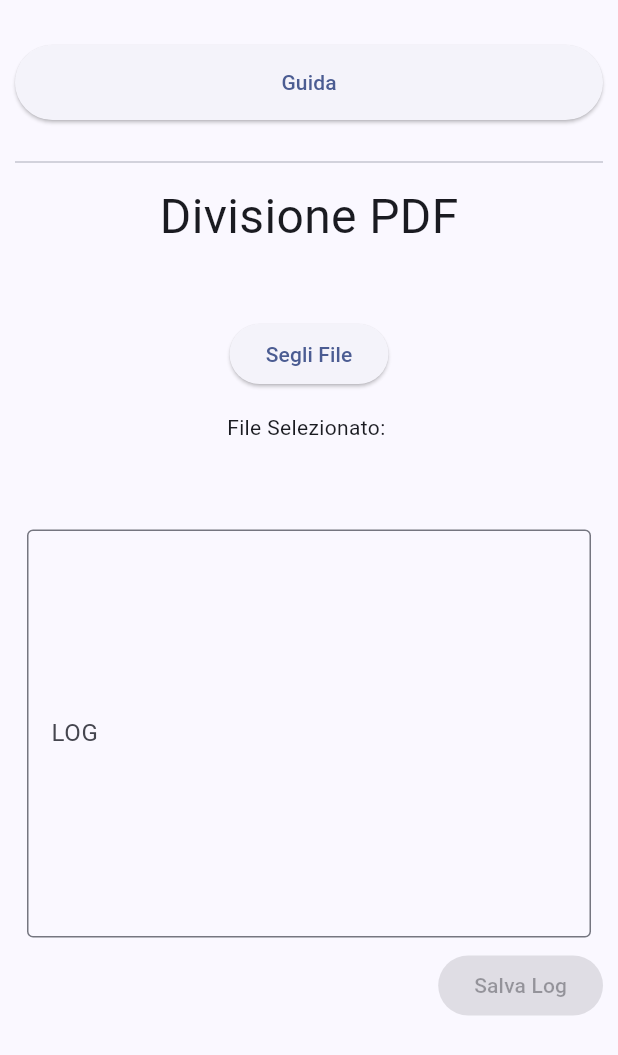
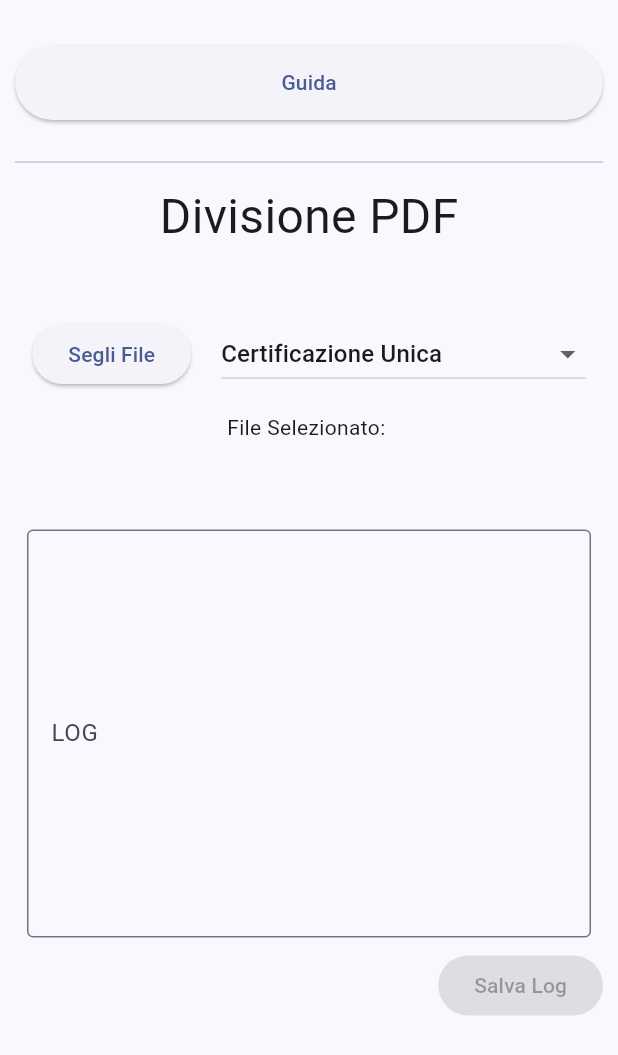
Before and after one commit to IsD4n73/BP-Sender-2.0, a Flutter app: the SplitPage widget shown alone on an empty page, opened directly, on a phone screen of 412 x 824 dp. Shown: the top 1055 px of the screen. Run offline on Flutter 3.47's test engine with Material 3 defaults, Android fonts, the phone set to English and light mode, and no system bars; our stand-ins replace bot_toast, file_picker, flutter_linkify, loading_animation_widget, printing, shared_preferences; missing offline and left inert: mailer, python_shell, side_navigation, syncfusion_flutter_pdf, syncfusion_flutter_pdfviewer, windows_taskbar; accounts and stored records are empty; statements that could not run were skipped.

Commit message:
added dropdown for type

```diff
--- a/lib/page/file_splitter.dart
+++ b/lib/page/file_splitter.dart
@@ -26,6 +26,7 @@ class SplitPage extends StatefulWidget {
 class _SplitPageState extends State<SplitPage> {
   File? file;
   int status = 3;
+  String type = "CU";
   String dir = Directory.current.path;
 
   var shell = PythonShell(
@@ -47,7 +48,7 @@ class _SplitPageState extends State<SplitPage> {
     if (status == 1) {
       AlertUtils.showError("A causa di un errore non è possibile procedere");
       return const Center(
-        child: Text("ERRORE NELL AVVIARE IL SERVER  "),
+        child: Text("Non è possibile utilizzare questa funzione al momento..."),
       );
     }
 
@@ -78,6 +79,10 @@ class _SplitPageState extends State<SplitPage> {
                   style: TextStyle(fontSize: 32),
                 ),
                 const SizedBox(height: 45),
+                Row(
+                  crossAxisAlignment: CrossAxisAlignment.center,
+                  mainAxisAlignment: MainAxisAlignment.center,
+                  children: [
                     ElevatedButton(
                       onPressed: () async {
                         FilePickerResult? result =
@@ -151,6 +156,28 @@ class _SplitPageState extends State<SplitPage> {
                         }
                       },
                       child: const Text("Segli File"),
+                    ),
+                    const SizedBox(width: 20),
+                    DropdownButton(
+                      value: type,
+                      items: const [
+                        DropdownMenuItem(
+                          value: "CU",
+                          child: Text("Certificazione Unica"),
+                        ),
+                        DropdownMenuItem(
+                          value: "BP",
+                          enabled: false,
+                          child: Text("Busta Paga - COOMING SOON"),
+                        ),
+                      ],
+                      onChanged: (value) {
+                        setState(() {
+                          type = value ?? "CU";
+                        });
+                      },
+                    ),
+                  ],
                 ),
                 const SizedBox(height: 15),
                 Text(
@@ -248,10 +275,14 @@ class _SplitPageState extends State<SplitPage> {
 
   @override
   void dispose() {
+    try {
       Future.delayed(
         Duration.zero,
         () async => await http.get(Uri.parse('http://127.0.0.1:55004/stop')),
       );
+    } catch (_) {
+      debugPrint("Chiusura server non riuscita");
+    }
     super.dispose();
   }
 }
```
Lines whose indentation alone changed are shown as unchanged.
